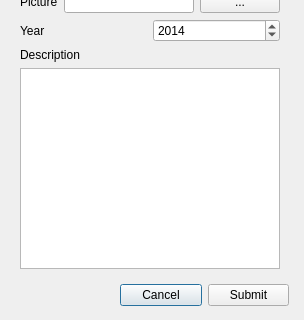
This is Mainwindow/add_movie/popup.ui in Drakenhielm/Biobokningssystem as Qt 5 draws it before an edit; both pictures show x 0 to 304 and y 171 to 491 of the 304 by 491 pixel window. The edited form follows.
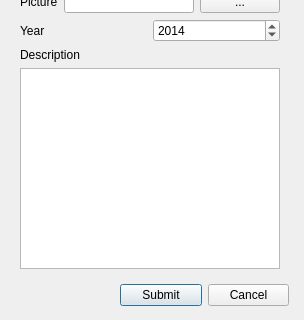
This is the edited form.

```diff
--- a/Mainwindow/add_movie/popup.ui
+++ b/Mainwindow/add_movie/popup.ui
@@ -42,16 +42,16 @@
    </property>
    <layout class="QHBoxLayout" name="horizontalLayout_8">
     <item>
-     <widget class="QPushButton" name="CancelButton">
+     <widget class="QPushButton" name="AddButton">
       <property name="text">
-       <string>Cancel</string>
+       <string>Submit</string>
       </property>
      </widget>
     </item>
     <item>
-     <widget class="QPushButton" name="AddButton">
+     <widget class="QPushButton" name="CancelButton">
       <property name="text">
-       <string>Submit</string>
+       <string>Cancel</string>
       </property>
      </widget>
     </item>
```
